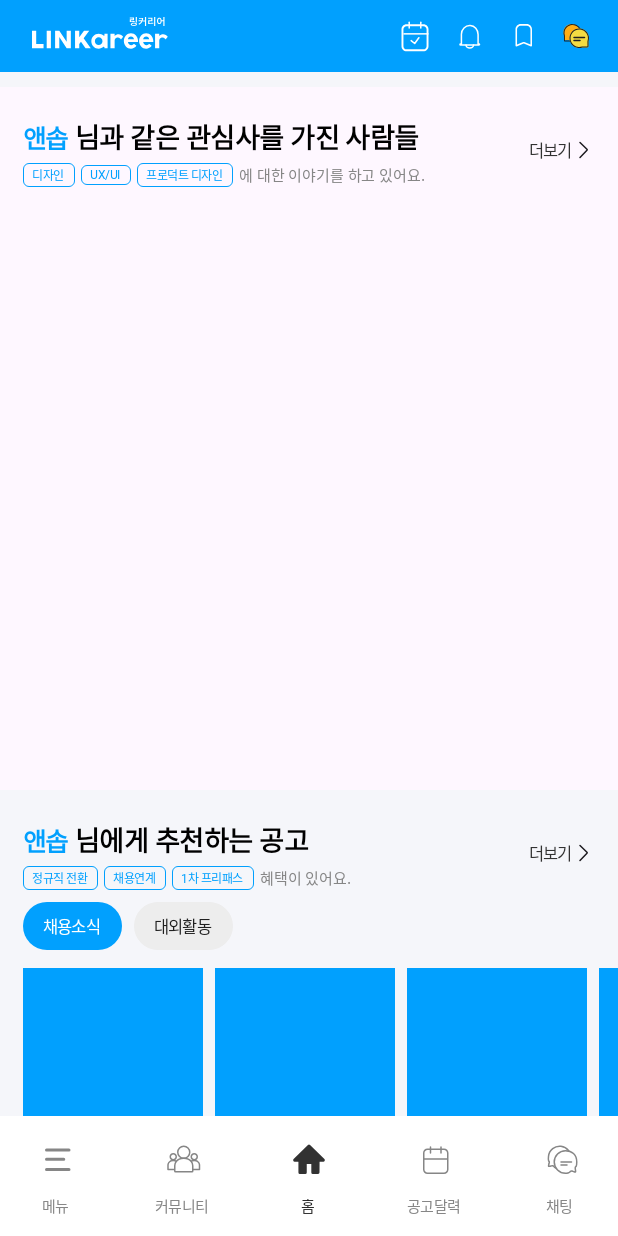
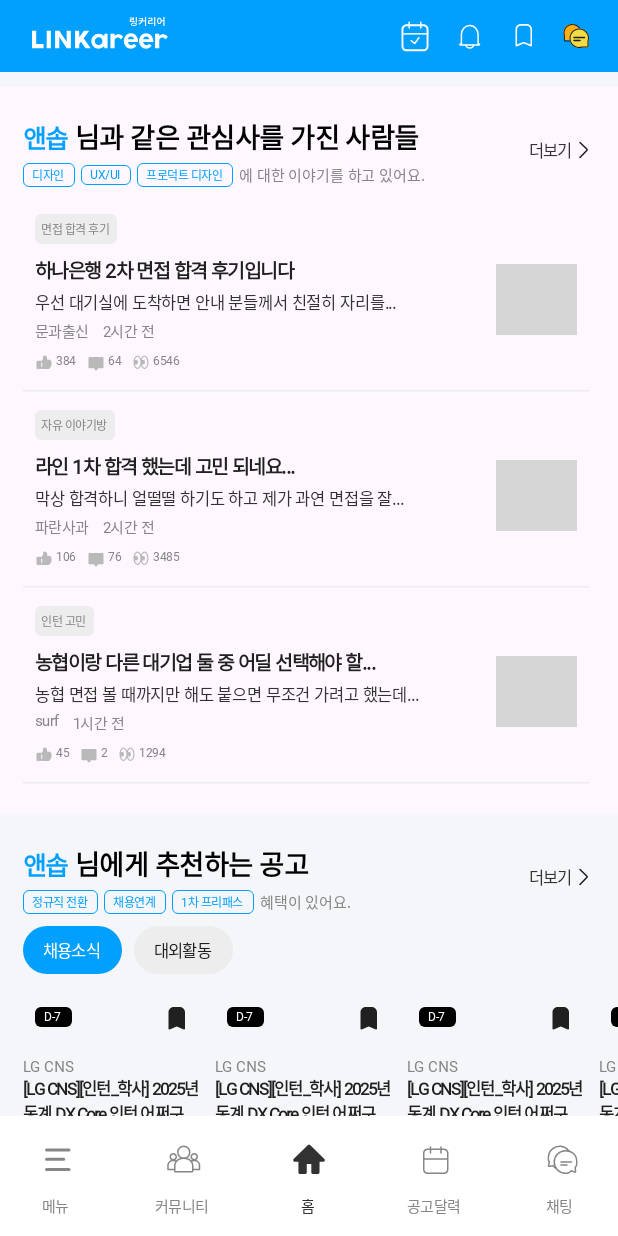
Before and after one commit to SOPT-all/35-COLLABORATION-ANDROID-LINKAREER, an Android app built with Jetpack Compose: the screen it shows after launch (MainActivity), scrolled down 486 dp, on a phone screen of 412 x 824 dp. Run offline under Robolectric (Android 15) with nearby library versions, the phone set to English and light mode, and no system bars; our stand-ins replace Dagger/Hilt's generated code, Timber; pictures from the network do not load; Roboto replaces fonts that are not available here; grey boxes are pictures that could not be loaded.

Commit message:
[FEAT/#31] 홈 아이템 더미데이터 생성 및 컴포넌트 연결

```diff
--- /dev/null
+++ b/app/src/main/java/org/sopt/linkareer/domain/model/OfficialEntity.kt
@@ -0,0 +1,13 @@
+package org.sopt.linkareer.domain.model
+
+data class OfficialEntity(
+    val id: Int,
+    val imageUrl: String,
+    val title: String,
+    val companyName: String,
+    val tag: String,
+    val views: Int,
+    val comments: Int,
+    val dDay: String,
+    val isBookmarked: Boolean,
+)
--- /dev/null
+++ b/app/src/main/java/org/sopt/linkareer/domain/model/PostEntity.kt
@@ -0,0 +1,14 @@
+package org.sopt.linkareer.domain.model
+
+data class PostEntity(
+    val id: Int,
+    val community: String,
+    val imageUrl: String,
+    val title: String,
+    val content: String,
+    val writer: String,
+    val beforeTime: String,
+    val favourites: Int,
+    val comments: Int,
+    val views: Int,
+)
--- a/app/src/main/java/org/sopt/linkareer/feature/home/HomeRoute.kt
+++ b/app/src/main/java/org/sopt/linkareer/feature/home/HomeRoute.kt
@@ -2,13 +2,11 @@ package org.sopt.linkareer.feature.home
 
 import androidx.compose.foundation.background
 import androidx.compose.foundation.layout.Arrangement
-import androidx.compose.foundation.layout.Box
 import androidx.compose.foundation.layout.Column
 import androidx.compose.foundation.layout.PaddingValues
 import androidx.compose.foundation.layout.Row
 import androidx.compose.foundation.layout.fillMaxWidth
 import androidx.compose.foundation.layout.padding
-import androidx.compose.foundation.layout.size
 import androidx.compose.foundation.lazy.LazyColumn
 import androidx.compose.foundation.lazy.LazyRow
 import androidx.compose.material3.HorizontalDivider
@@ -32,8 +30,12 @@ import org.sopt.linkareer.core.designsystem.theme.Blue
 import org.sopt.linkareer.core.designsystem.theme.Blue50
 import org.sopt.linkareer.core.designsystem.theme.Gray300
 import org.sopt.linkareer.core.designsystem.theme.LINKareerAndroidTheme
+import org.sopt.linkareer.core.designsystem.theme.LINKareerTheme
+import org.sopt.linkareer.feature.home.component.CommunityBest
 import org.sopt.linkareer.feature.home.component.HomeBannerPager
 import org.sopt.linkareer.feature.home.component.HomeTitle
+import org.sopt.linkareer.feature.home.component.NoticeType
+import org.sopt.linkareer.feature.home.component.RecommendationNotice
 
 @Composable
 fun HomeRoute(
@@ -129,15 +131,40 @@ fun HomeScreen(
                         ),
             )
         }
-        items(3) {
-            Box(
-                modifier = Modifier.size(width = 326.dp, height = 132.dp),
+        items(
+            count = 3,
+            key = { homeState.postList[it].id },
+        ) { post ->
+            with(homeState.postList[post]) {
+                CommunityBest(
+                    community = community,
+                    imageUrl = imageUrl,
+                    title = title,
+                    content = content,
+                    writer = writer,
+                    beforeTime = beforeTime,
+                    favorites = favourites,
+                    comments = comments,
+                    views = views,
+                    modifier =
+                        Modifier
+                            .padding(start = 15.dp, end = 19.dp),
+                )
+            }
+
+            HorizontalDivider(
+                thickness = 1.dp,
+                color = LINKareerTheme.colors.gray300,
+                modifier =
+                    Modifier
+                        .padding(start = 15.dp, end = 19.dp),
             )
         }
         item {
             Column(
                 modifier =
                     Modifier
+                        .padding(top = 20.dp)
                         .background(Blue50),
             ) {
                 HomeTitle(
@@ -182,13 +209,23 @@ fun HomeScreen(
                         Modifier
                             .padding(top = 12.dp, bottom = 40.dp),
                 ) {
-                    items(6) {
-                        Box(
-                            modifier =
-                                Modifier
-                                    .size(width = 120.dp, height = 216.dp)
-                                    .background(Blue),
-                        )
+                    items(
+                        count = homeState.officialList.size,
+                        key = { homeState.officialList[it].id },
+                    ) { official ->
+                        with(homeState.officialList[official]) {
+                            RecommendationNotice(
+                                noticeType = NoticeType.LIST,
+                                imageUrl = imageUrl,
+                                title = title,
+                                companyName = companyName,
+                                tag = tag,
+                                views = views,
+                                comments = comments,
+                                dDay = dDay,
+                                isBookmarked = isBookmarked,
+                            )
+                        }
                     }
                 }
             }
--- a/app/src/main/java/org/sopt/linkareer/feature/home/HomeState.kt
+++ b/app/src/main/java/org/sopt/linkareer/feature/home/HomeState.kt
@@ -1,7 +1,11 @@
 package org.sopt.linkareer.feature.home
 
 import org.sopt.linkareer.domain.model.BannerEntity
+import org.sopt.linkareer.domain.model.OfficialEntity
+import org.sopt.linkareer.domain.model.PostEntity
 
 data class HomeState(
-    val bannerList: List<BannerEntity> = listOf(),
+    val bannerList: List<BannerEntity> = getBannerList(),
+    val postList: List<PostEntity> = getPostList(),
+    val officialList: List<OfficialEntity> = getOfficialList(),
 )
--- a/app/src/main/java/org/sopt/linkareer/feature/home/HomeViewModel.kt
+++ b/app/src/main/java/org/sopt/linkareer/feature/home/HomeViewModel.kt
@@ -3,29 +3,129 @@ package org.sopt.linkareer.feature.home
 import androidx.lifecycle.ViewModel
 import dagger.hilt.android.lifecycle.HiltViewModel
 import kotlinx.coroutines.flow.MutableStateFlow
-import kotlinx.coroutines.flow.update
 import org.sopt.linkareer.R
 import org.sopt.linkareer.domain.model.BannerEntity
+import org.sopt.linkareer.domain.model.OfficialEntity
+import org.sopt.linkareer.domain.model.PostEntity
 import javax.inject.Inject
 
 @HiltViewModel
 class HomeViewModel @Inject constructor() : ViewModel() {
     var homeState: MutableStateFlow<HomeState> = MutableStateFlow(HomeState())
         private set
-
-    init {
-        updateBannerList(getBannerList())
 }
 
-    fun updateBannerList(bannerList: List<BannerEntity>) {
-        homeState.update {
-            it.copy(
-                bannerList = bannerList,
+fun getPostList(): List<PostEntity> =
+    listOf(
+        PostEntity(
+            id = 1,
+            community = "면접 합격 후기",
+            imageUrl = "https://helpx.adobe.com/content/dam/help/en/photoshop/using/quick-actions/remove-background-before-qa1.png",
+            title = "하나은행 2차 면접 합격 후기입니다",
+            content = "우선 대기실에 도착하면 안내 분들께서 친절히 자리를...",
+            writer = "문과출신",
+            beforeTime = "2시간 전",
+            favourites = 384,
+            comments = 64,
+            views = 6546,
+        ),
+        PostEntity(
+            id = 2,
+            community = "자유 이야기방",
+            imageUrl = "https://helpx.adobe.com/content/dam/help/en/photoshop/using/quick-actions/remove-background-before-qa1.png",
+            title = "라인 1차 합격 했는데 고민 되네요...",
+            content = "막상 합격하니 얼떨떨 하기도 하고 제가 과연 면접을 잘...",
+            writer = "파란사과",
+            beforeTime = "2시간 전",
+            favourites = 106,
+            comments = 76,
+            views = 3485,
+        ),
+        PostEntity(
+            id = 3,
+            community = "인턴 고민",
+            imageUrl = "https://helpx.adobe.com/content/dam/help/en/photoshop/using/quick-actions/remove-background-before-qa1.png",
+            title = "농협이랑 다른 대기업 둘 중 어딜 선택해야 할...",
+            content = "농협 면접 볼 때까지만 해도 붙으면 무조건 가려고 했는데...",
+            writer = "surf",
+            beforeTime = "1시간 전",
+            favourites = 45,
+            comments = 2,
+            views = 1294,
+        ),
     )
-        }
-    }
 
-    private fun getBannerList(): List<BannerEntity> =
+fun getOfficialList(): List<OfficialEntity> =
+    listOf(
+        OfficialEntity(
+            id = 1,
+            imageUrl = "https://helpx.adobe.com/content/dam/help/en/photoshop/using/quick-actions/remove-background-before-qa1.png",
+            title = "[LG CNS][인턴_학사] 2025년 동계 DX Core 인턴 어쩌구 ..",
+            companyName = "LG CNS",
+            tag = "정규직 1차 면접 프리패스",
+            views = 20481,
+            comments = 342,
+            dDay = "D-7",
+            isBookmarked = true,
+        ),
+        OfficialEntity(
+            id = 2,
+            imageUrl = "https://helpx.adobe.com/content/dam/help/en/photoshop/using/quick-actions/remove-background-before-qa1.png",
+            title = "[LG CNS][인턴_학사] 2025년 동계 DX Core 인턴 어쩌구 ..",
+            companyName = "LG CNS",
+            tag = "정규직 1차 면접 프리패스",
+            views = 20481,
+            comments = 342,
+            dDay = "D-7",
+            isBookmarked = true,
+        ),
+        OfficialEntity(
+            id = 3,
+            imageUrl = "https://helpx.adobe.com/content/dam/help/en/photoshop/using/quick-actions/remove-background-before-qa1.png",
+            title = "[LG CNS][인턴_학사] 2025년 동계 DX Core 인턴 어쩌구 ..",
+            companyName = "LG CNS",
+            tag = "정규직 1차 면접 프리패스",
+            views = 20481,
+            comments = 342,
+            dDay = "D-7",
+            isBookmarked = true,
+        ),
+        OfficialEntity(
+            id = 4,
+            imageUrl = "https://helpx.adobe.com/content/dam/help/en/photoshop/using/quick-actions/remove-background-before-qa1.png",
+            title = "[LG CNS][인턴_학사] 2025년 동계 DX Core 인턴 어쩌구 ..",
+            companyName = "LG CNS",
+            tag = "정규직 1차 면접 프리패스",
+            views = 20481,
+            comments = 342,
+            dDay = "D-7",
+            isBookmarked = true,
+        ),
+        OfficialEntity(
+            id = 5,
+            imageUrl = "https://helpx.adobe.com/content/dam/help/en/photoshop/using/quick-actions/remove-background-before-qa1.png",
+            title = "[LG CNS][인턴_학사] 2025년 동계 DX Core 인턴 어쩌구 ..",
+            companyName = "LG CNS",
+            tag = "정규직 1차 면접 프리패스",
+            views = 20481,
+            comments = 342,
+            dDay = "D-7",
+            isBookmarked = true,
+        ),
+        OfficialEntity(
+            id = 6,
+            imageUrl = "https://helpx.adobe.com/content/dam/help/en/photoshop/using/quick-actions/remove-background-before-qa1.png",
+            title = "[LG CNS][인턴_학사] 2025년 동계 DX Core 인턴 어쩌구 ..",
+            companyName = "LG CNS",
+            tag = "정규직 1차 면접 프리패스",
+            views = 20481,
+            comments = 342,
+            dDay = "D-7",
+            isBookmarked = true,
+        ),
+    )
+
+fun getBannerList(): List<BannerEntity> =
     listOf(
         BannerEntity(
             bannerImage = R.drawable.img_mainbanner_1,
@@ -68,4 +168,3 @@ class HomeViewModel @Inject constructor() : ViewModel() {
             isBookmarked = false,
         ),
     )
-}
--- a/app/src/main/java/org/sopt/linkareer/feature/home/component/CommunityBest.kt
+++ b/app/src/main/java/org/sopt/linkareer/feature/home/component/CommunityBest.kt
@@ -2,7 +2,6 @@ package org.sopt.linkareer.feature.home.component
 
 import androidx.annotation.DrawableRes
 import androidx.compose.foundation.Image
-import androidx.compose.foundation.background
 import androidx.compose.foundation.layout.Column
 import androidx.compose.foundation.layout.Row
 import androidx.compose.foundation.layout.Spacer
@@ -44,7 +43,6 @@ fun CommunityBest(
     Column(
         modifier =
             modifier
-                .background(color = LINKareerTheme.colors.gray100)
                 .padding(horizontal = 8.dp, vertical = 12.dp),
     ) {
         CommunityNameChip(text = community)
--- a/app/src/main/java/org/sopt/linkareer/feature/home/component/RecommendationNotice.kt
+++ b/app/src/main/java/org/sopt/linkareer/feature/home/component/RecommendationNotice.kt
@@ -11,6 +11,7 @@ import androidx.compose.foundation.layout.fillMaxWidth
 import androidx.compose.foundation.layout.height
 import androidx.compose.foundation.layout.padding
 import androidx.compose.foundation.layout.width
+import androidx.compose.foundation.shape.RoundedCornerShape
 import androidx.compose.material3.Text
 import androidx.compose.runtime.Composable
 import androidx.compose.runtime.getValue
@@ -19,6 +20,7 @@ import androidx.compose.runtime.remember
 import androidx.compose.runtime.setValue
 import androidx.compose.ui.Alignment
 import androidx.compose.ui.Modifier
+import androidx.compose.ui.draw.clip
 import androidx.compose.ui.graphics.vector.ImageVector
 import androidx.compose.ui.res.stringResource
 import androidx.compose.ui.res.vectorResource
@@ -108,6 +110,7 @@ fun RecommendationNoticeCardSection(
             modifier =
                 Modifier
                     .fillMaxWidth()
+                    .clip(RoundedCornerShape(8.dp))
                     .background(color = LINKareerTheme.colors.gray100)
                     .align(Alignment.Center),
             contentDescription = null,
```
Lines whose indentation alone changed are shown as unchanged.
